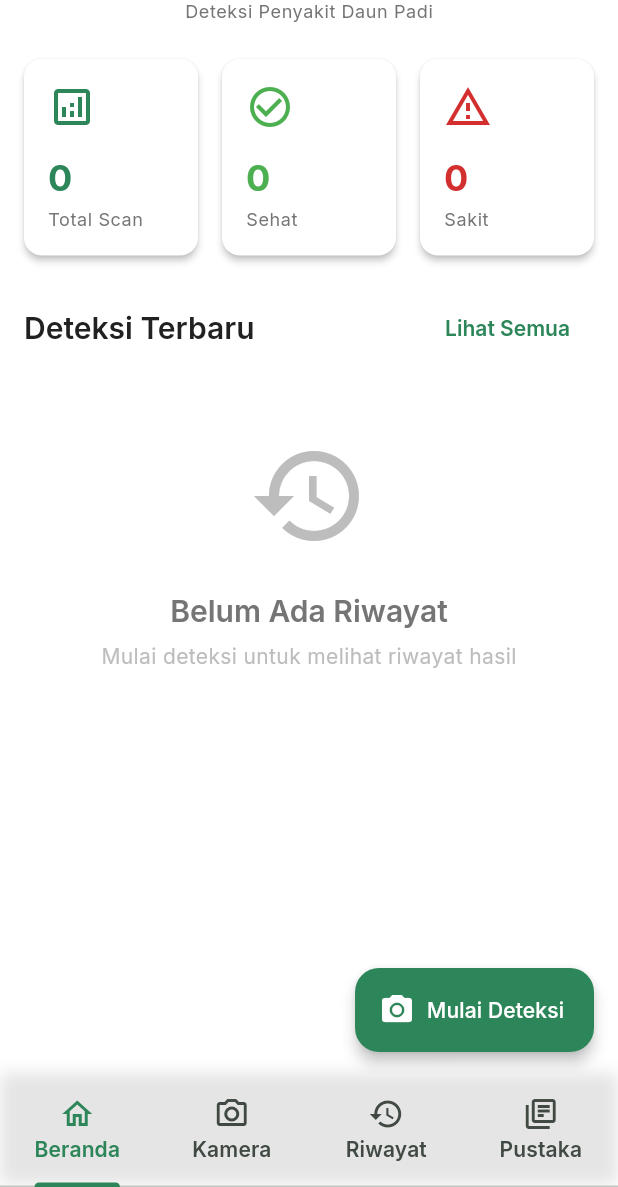
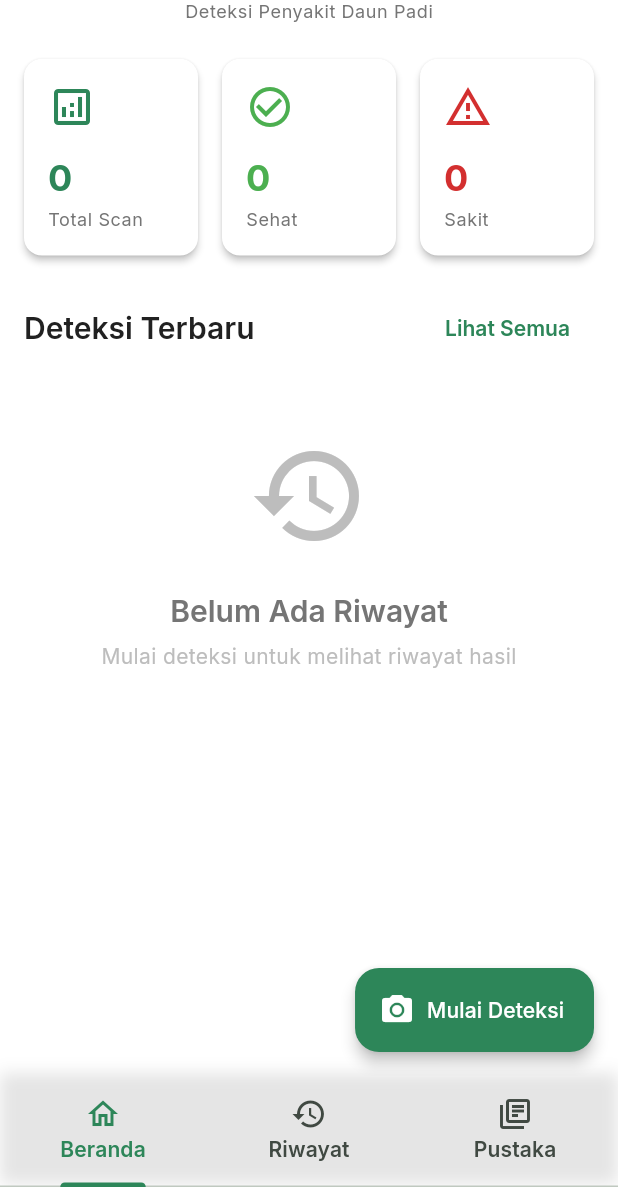
Before and after one commit to fajriprmn/Paddy-Sense, a Flutter app: the screen it shows after launch, on a phone screen of 412 x 824 dp, the part 49-1236 px from its top. Run offline on Flutter 3.47's test engine with Material 3 defaults, Android fonts, the phone set to English and light mode, and no system bars; our stand-ins replace camera, dio, flutter_riverpod, google_fonts, hive, hive_flutter and 1 more; accounts and stored records are empty.

Commit message:
refactor: :lipstick: Removing "Kamera" from Navigation Bar

```diff
--- a/lib/presentation/screens/home_screen.dart
+++ b/lib/presentation/screens/home_screen.dart
@@ -39,10 +39,6 @@ class HomeScreen extends StatelessWidget {
                 text: AppStrings.navDashboard,
               ),
               Tab(
-                icon: Icon(Icons.camera_alt_outlined),
-                text: AppStrings.navCamera,
-              ),
-              Tab(
                 icon: Icon(Icons.history),
                 text: AppStrings.navHistory,
               ),
```
